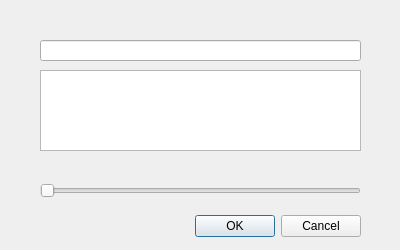
This is Paul_prototype/createtaskdialog.ui in OrlovaAnn/TaskTracker as Qt 5 draws it before an edit. The edited form follows.
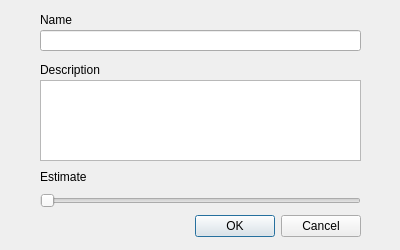
This is the edited form.

Commit message: (+) Add labels for the input fields

```diff
--- a/Paul_prototype/createtaskdialog.ui
+++ b/Paul_prototype/createtaskdialog.ui
@@ -33,7 +33,7 @@
    <property name="geometry">
     <rect>
      <x>40</x>
-     <y>40</y>
+     <y>30</y>
      <width>321</width>
      <height>21</height>
     </rect>
@@ -43,7 +43,7 @@
    <property name="geometry">
     <rect>
      <x>40</x>
-     <y>70</y>
+     <y>80</y>
      <width>321</width>
      <height>81</height>
     </rect>
@@ -53,7 +53,7 @@
    <property name="geometry">
     <rect>
      <x>40</x>
-     <y>180</y>
+     <y>190</y>
      <width>321</width>
      <height>22</height>
     </rect>
@@ -62,6 +62,45 @@
     <enum>Qt::Horizontal</enum>
    </property>
   </widget>
+  <widget class="QLabel" name="label">
+   <property name="geometry">
+    <rect>
+     <x>40</x>
+     <y>10</y>
+     <width>311</width>
+     <height>20</height>
+    </rect>
+   </property>
+   <property name="text">
+    <string>Name</string>
+   </property>
+  </widget>
+  <widget class="QLabel" name="label_2">
+   <property name="geometry">
+    <rect>
+     <x>40</x>
+     <y>60</y>
+     <width>321</width>
+     <height>20</height>
+    </rect>
+   </property>
+   <property name="text">
+    <string>Description</string>
+   </property>
+  </widget>
+  <widget class="QLabel" name="label_3">
+   <property name="geometry">
+    <rect>
+     <x>40</x>
+     <y>170</y>
+     <width>47</width>
+     <height>13</height>
+    </rect>
+   </property>
+   <property name="text">
+    <string>Estimate</string>
+   </property>
+  </widget>
  </widget>
  <resources/>
  <connections>
```
Left out of the diff: 2 changed lines with no effect on the pictures.
